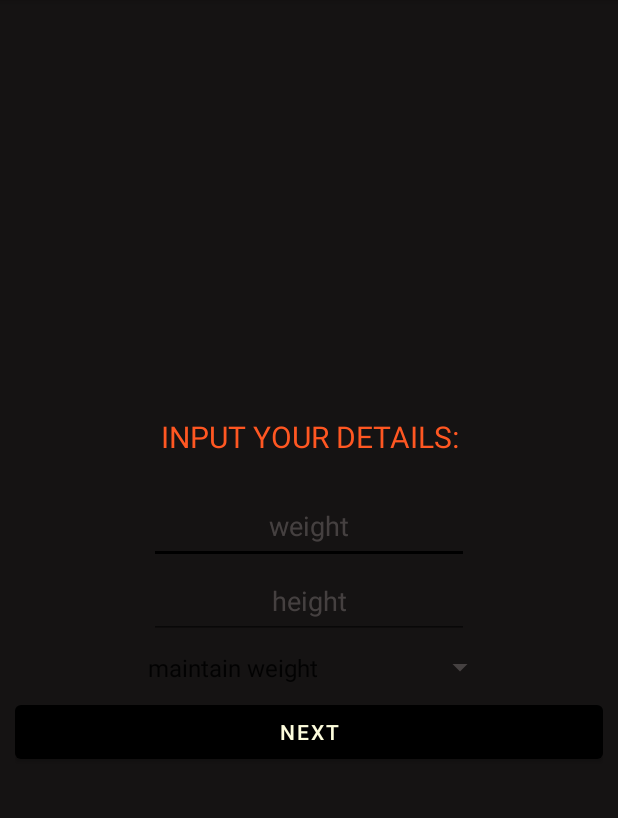
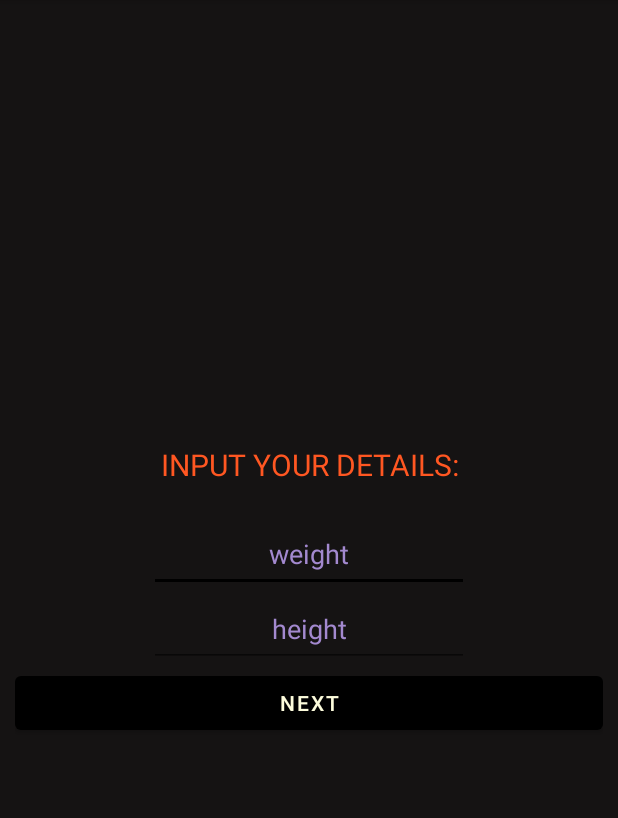
Before and after one commit to AhmadHaider37/MyApplication, an Android app: the createDietActivity screen opened directly, with no data from a screen before it, on a phone screen of 412 x 824 dp, the part 84-902 px from its top. Run offline under Robolectric (Android 15) with nearby library versions, the phone set to English and light mode, and no system bars; our stand-ins replace Firebase (no records; nobody signed in at launch, a user with empty details on screens opened directly).

Commit message:
new things

```diff
--- a/app/src/main/java/com/example/myapplication/MyDietCustomAdapter.java
+++ b/app/src/main/java/com/example/myapplication/MyDietCustomAdapter.java
@@ -36,10 +36,13 @@ public class MyDietCustomAdapter extends ArrayAdapter<Mydiet> {
             TextView textViewProtien =view.findViewById(R.id.protienTextView);
             TextView textViewCarbs =view.findViewById(R.id.carbstextview);
             TextView textViewFats =view.findViewById(R.id.fatstextview);
+            TextView textViewDate =view.findViewById(R.id.DatetextView);
+
             textViewCalories.setText("Calories Needed: "+mydiet.getCalories());
             textViewProtien.setText("Protien: "+mydiet.getProtein());
             textViewCarbs.setText("Carbs: "+mydiet.getCarbs());
             textViewFats.setText("Fats: "+mydiet.getFats());
+            textViewDate.setText("Month: "+mydiet.getMonth()+" ");
 
 
 
--- a/app/src/main/java/com/example/myapplication/createDietActivity.java
+++ b/app/src/main/java/com/example/myapplication/createDietActivity.java
@@ -21,6 +21,7 @@ import com.google.firebase.database.FirebaseDatabase;
 import com.google.firebase.database.ValueEventListener;
 
 import java.util.ArrayList;
+import java.util.Date;
 import java.util.List;
 
 public class createDietActivity extends AppCompatActivity implements AdapterView.OnItemSelectedListener {
@@ -36,38 +37,14 @@ public class createDietActivity extends AppCompatActivity implements AdapterView
     protected void onCreate(Bundle savedInstanceState) {
         super.onCreate(savedInstanceState);
         setContentView(R.layout.activity_create_diet);
-        Spinner spinner=findViewById(R.id.spinner);
+
 
         editTextHeight = findViewById(R.id.editTextHeight);
         editTextWeight = findViewById(R.id.editTextWeight);
 
 
-        ArrayAdapter<CharSequence> adapter=ArrayAdapter.createFromResource(this,R.array.goals , android.R.layout.simple_spinner_item);
-        adapter.setDropDownViewResource(android.R.layout.simple_spinner_dropdown_item);
-        spinner.setAdapter(adapter);
-        spinner.setOnItemSelectedListener(this);
-        FirebaseDatabase database = FirebaseDatabase.getInstance();
-        FirebaseAuth  maFirebaseAuth= FirebaseAuth.getInstance();
-        String UID=maFirebaseAuth.getUid();
-        //build a ref for user related data in real time data base using user id
-        DatabaseReference myRef = database.getReference("users/"+UID);
-        // add an item to the firebase under the referenced specified
-        myRef.push().setValue(new Meal("this is my first item ",7,true,50,100,25));
-        myRef.addValueEventListener(new ValueEventListener() {
-            @Override
-            public void onDataChange(@NonNull DataSnapshot snapshot) {
-                for(DataSnapshot dataSnapshot: snapshot.getChildren()){
-                    Meal meal1=dataSnapshot.getValue(Meal.class);
-                    meals.add(meal1);
 
-                }
-            }
 
-            @Override
-            public void onCancelled(@NonNull DatabaseError error) {
-
-            }
-        });
     }
     public void diet(View view ){
         Intent intent = new Intent(this, DietActivity.class);
@@ -77,6 +54,15 @@ public class createDietActivity extends AppCompatActivity implements AdapterView
         double heightVal = Double.parseDouble(height);
         intent.putExtra("weight", weightVal);
         intent.putExtra("height", heightVal);
+        FirebaseAuth  maFirebaseAuth= FirebaseAuth.getInstance();
+        String UID=maFirebaseAuth.getUid();
+        //build a ref for user related data in real time data base using user id
+        DatabaseReference myRef = database.getReference("users/"+UID);
+        // add an item to the firebase under the referenced specified
+
+
+        myRef.push().setValue(new Mydiet((int)heightVal+(int)weightVal*30 , (int)weightVal*2 , (int)weightVal*4,(int)weightVal*1));
+
         startActivity(intent);
     }
 
--- a/app/src/main/res/layout/activity_create_diet.xml
+++ b/app/src/main/res/layout/activity_create_diet.xml
@@ -32,7 +32,8 @@
         android:gravity="center"
         android:hint="weight"
         android:inputType="number"
-        android:textColorHint="#46C3B9B9" />
+        android:textColor="#FF9800"
+        android:textColorHint="#A389CF" />
 
     <EditText
         android:id="@+id/editTextHeight"
@@ -43,18 +44,8 @@
         android:gravity="center"
         android:hint="height"
         android:inputType="number"
-        android:textColorHint="#46C3B9B9" />
-
-    <Spinner
-        android:id="@+id/spinner"
-        android:layout_width="250dp"
-        android:layout_height="38dp"
-        android:layout_gravity="center"
-        android:autofillHints="choose your goal"
-        android:backgroundTint="#46C3B9B9"
-        android:paddingHorizontal="10dp"
-        android:visibility="visible"
-        tools:visibility="visible" />
+        android:textColor="#FF9800"
+        android:textColorHint="#FFA389CF" />
 
     <Button
         android:id="@+id/button2"
```
Also changed, not shown: app/src/main/java/com/example/myapplication/DietActivity.java (+36 -9 lines), app/src/main/java/com/example/myapplication/Mydiet.java (+17 -31 lines), app/src/main/res/layout/activity_diet.xml (deleted, +0 -77 lines), app/src/main/res/layout/diet_row.xml (+9 -0 lines).
